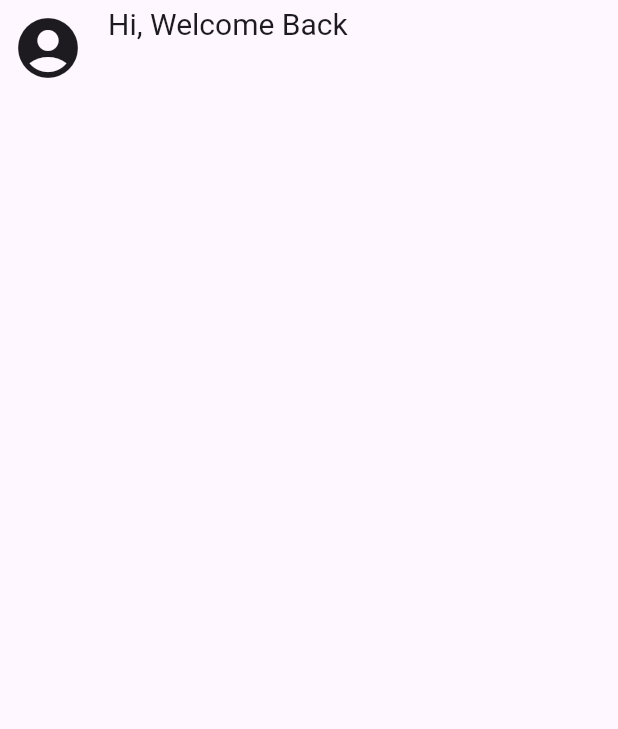
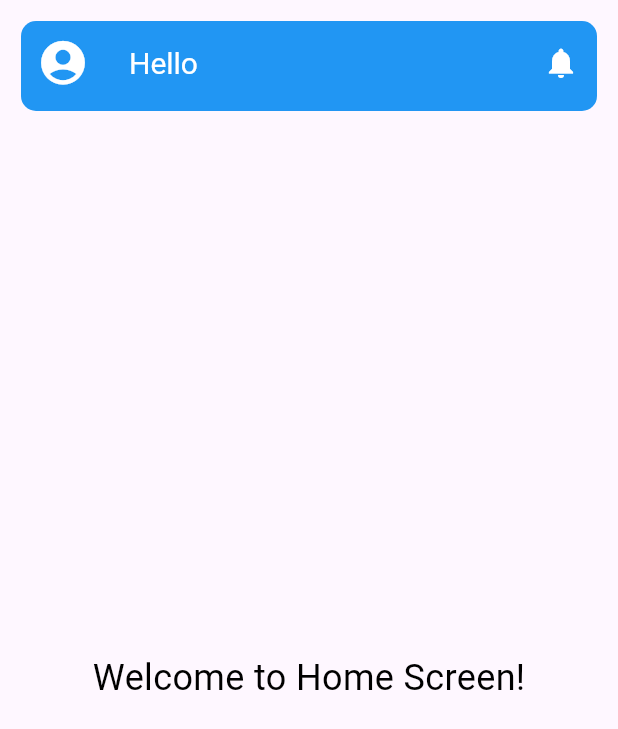
Before and after one commit to 2910Abhishek/HealthCare_Mobile_Application, a Flutter app: the HomeScreen screen opened directly, on a phone screen of 412 x 824 dp. Shown: the top 729 px of the screen. Run offline on Flutter 3.47's test engine with Material 3 defaults, Android fonts, the phone set to English and light mode, and no system bars; our stand-ins replace cloud_firestore, firebase_auth, firebase_core, flutter_spinkit, google_sign_in; accounts and stored records are empty.

```diff
--- a/aarogya/lib/main.dart
+++ b/aarogya/lib/main.dart
@@ -3,6 +3,7 @@ import 'package:aarogya/screens/loginscreen.dart';
 import 'package:aarogya/screens/onboardingscreen.dart';
 import 'package:aarogya/screens/profilescreen.dart';
 import 'package:aarogya/screens/signUpScreen.dart';
+import 'package:aarogya/screens/tabsscreen.dart';
 import 'package:flutter/material.dart';
 import 'package:firebase_core/firebase_core.dart';
 
@@ -27,7 +28,7 @@ class MyApp extends StatelessWidget {
         '/': (context) => OnBoardingScreen(),
         '/login': (context) => const LogInScreen(),
         '/signup': (context) => const SignUpScreen(),
-        '/home': (context) => HomeScreen(),
+        '/home': (context) => TabsScreen(),
         '/profile': (context) => ProfileScreen(),
       },
       initialRoute: '/', // Set initial route to signup screen
--- a/aarogya/lib/screens/homescreen.dart
+++ b/aarogya/lib/screens/homescreen.dart
@@ -31,7 +31,7 @@ class _HomeScreenState extends State<HomeScreen> {
           .get();
       if (userData.exists) {
         setState(() {
-          _username = userData['username'];
+          _username = userData['username'].split(' ')[0];
           _email = userData['email'];
         });
       }
@@ -41,27 +41,58 @@ class _HomeScreenState extends State<HomeScreen> {
   @override
   Widget build(BuildContext context) {
     return Scaffold(
-      appBar: AppBar(
+      body: SafeArea(
+        child: Padding(
+          padding: const EdgeInsets.all(14.0),
+          child: Column(
+            children: [
+              Container(
+                height: 60,
+                decoration: BoxDecoration(
+                  color: Colors.blue,
+                  borderRadius: BorderRadius.circular(10.0),
+                  shape: BoxShape.rectangle,
+                ),
+                child: AppBar(
                   automaticallyImplyLeading: false,
+                  backgroundColor: Colors.transparent,
+                  elevation: 0,
                   leading: IconButton(
                     icon: Icon(
                       Icons.account_circle,
-            size: 48,
+                      size: 35,
+                      color: Colors.white,
                     ),
                     onPressed: () {
                       Navigator.pushNamed(context, '/profile');
                     },
                   ),
                   title: Text(
-          "Hi, Welcome Back \n$_username",
-          style: TextStyle(fontSize: 20),
+                    "Hello $_username",
+                    style: TextStyle(fontSize: 20, color: Colors.white),
+                  ),
+                  actions: [
+                    IconButton(
+                      icon: Icon(Icons.notifications),
+                      onPressed: () {
+                        // Handle notifications icon press
+                      },
+                      color: Colors.white,
+                    ),
+                  ],
                 ),
               ),
-      body: SafeArea(
-        child: Column(
-          children: [
-            // Your content goes here
+              SizedBox(height: 20),
+              Expanded(
+                child: Center(
+                  child: Text(
+                    "Welcome to Home Screen!",
+                    style: TextStyle(fontSize: 24, color: Colors.black),
+                  ),
+                ),
+              ),
             ],
+          ),
         ),
       ),
     );
```
Also changed, not shown: aarogya/lib/screens/dashboard.dart (added, +22 -0 lines), aarogya/lib/screens/healthtracker.dart (added, +22 -0 lines), aarogya/lib/screens/recordscreen.dart (added, +22 -0 lines), aarogya/lib/screens/tabsscreen.dart (added, +68 -0 lines). Lines whose indentation alone changed are shown as unchanged.
